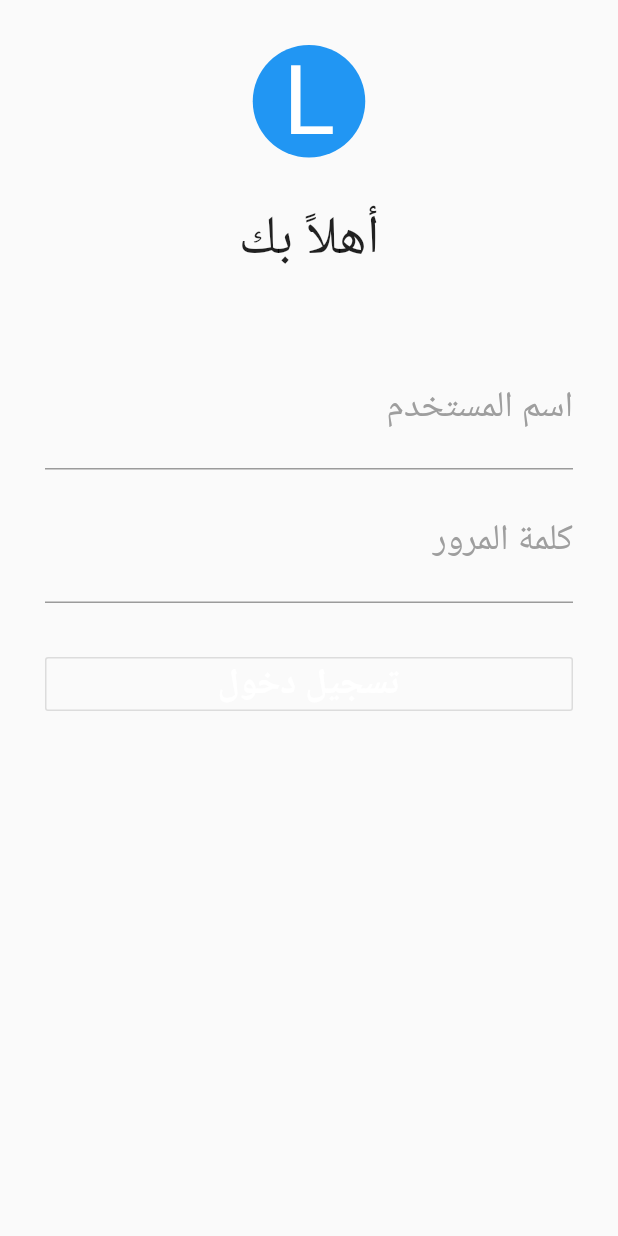
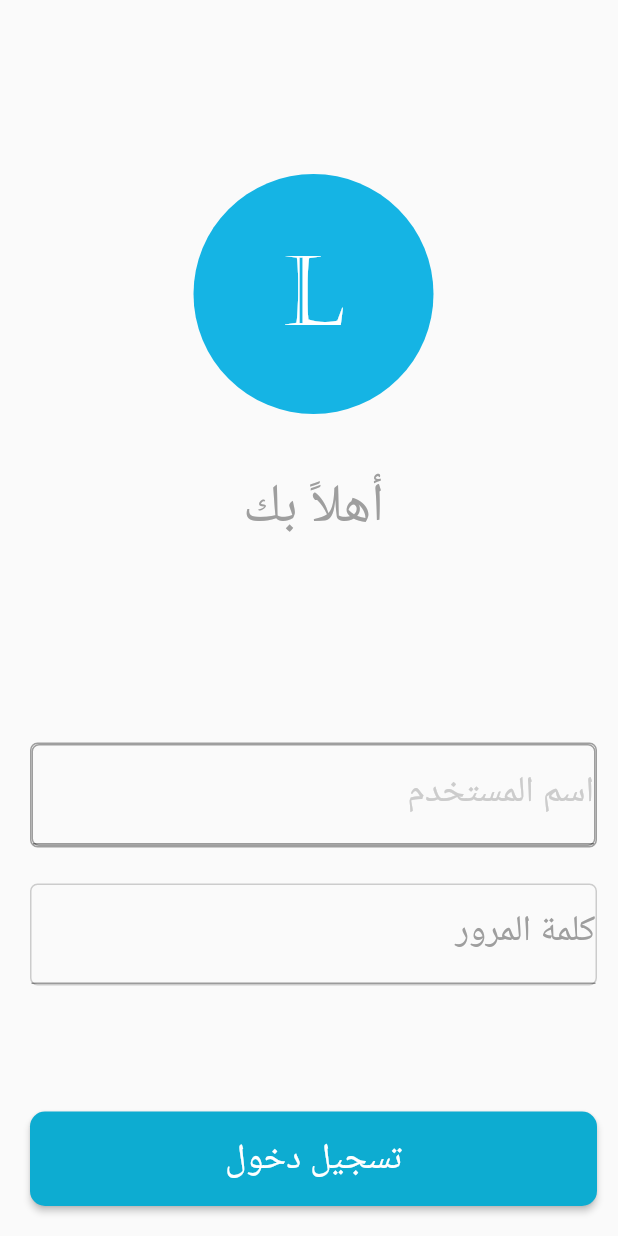
Before and after one commit to SuitlessStan/Leader, a Flutter app: the screen it shows after launch, on a phone screen of 412 x 824 dp. Run offline on Flutter 3.47's test engine with Material 2 defaults, Android fonts, the phone set to English and light mode, and no system bars; our stand-ins replace google_fonts; Roboto replaces fonts that are missing (Calibri); project files that could hold a hidden picture were left out.

Commit message:
Finished loginPage (Might add GestureDetector)

```diff
--- /dev/null
+++ b/lib/constans/constants.dart
@@ -0,0 +1,8 @@
+import 'package:flutter/material.dart';
+
+// Colors
+Color raisedButtonColor = const Color(0xFF0DACD1);
+Color logoColor = const Color(0xFF15B4E4);
+Color borderTextfieldColor = const Color(0xFFCCCCCC);
+
+// Class variables
--- a/lib/setup/login_screen.dart
+++ b/lib/setup/login_screen.dart
@@ -1,20 +1,39 @@
 import 'package:flutter/material.dart';
 import 'package:google_fonts/google_fonts.dart';
+import '../constans/constants.dart';
+import 'package:flutter/services.dart';
 
-class LoginScreen extends StatelessWidget {
+class LoginScreen extends StatefulWidget {
   const LoginScreen({Key key}) : super(key: key);
 
   @override
+  _LoginScreenState createState() => _LoginScreenState();
+}
+
+class _LoginScreenState extends State<LoginScreen> {
+  FocusNode _focusNode;
+  final TextFieldController = TextEditingController();
+  @override
   Widget build(BuildContext context) {
     return Scaffold(
-      body: Container(
-        margin: EdgeInsets.all(30),
+      body: SingleChildScrollView(
+        child: Container(
+          margin: EdgeInsets.only(
+            left: 20,
+            right: 14,
+            top: 116,
+            bottom: 115,
+          ),
+          child: Expanded(
             child: Column(
+              mainAxisSize: MainAxisSize.min,
               children: [
                 Container(
-                //Blue circle with L in middle
+                    //Blue circle with L in center
+                    height: 160,
+                    width: 160,
                     decoration: BoxDecoration(
-                  color: Colors.blue,
+                      color: logoColor,
                       shape: BoxShape.circle,
                     ),
                     child: Center(
@@ -25,70 +44,125 @@ class LoginScreen extends StatelessWidget {
                           color: Colors.white,
                           fontSize: 64,
                           fontFamily: 'Castellar',
+                          fontWeight: FontWeight.w400,
                         ),
                       ),
                     )),
                 SizedBox(
-              height: 30,
+                  height: 38,
                 ),
                 Text(
                   'أهلاً بك',
                   style: TextStyle(
                     fontSize: 36,
+                    color: Colors.grey[500],
                     fontFamily: 'Calibri',
+                    fontWeight: FontWeight.w400,
                   ),
                 ),
                 SizedBox(
-              height: 50,
+                  height: 132,
                 ),
                 Form(
+                  child: Column(children: [
+                    Container(
+                      decoration: BoxDecoration(
+                        border: Border.all(
+                          color: Colors.grey,
+                        ),
+                        borderRadius: BorderRadius.all(
+                          Radius.circular(5),
+                        ),
+                      ),
                       child: Container(
-                child: Column(
-                  children: [
-                    TextFormField(
+                        decoration: BoxDecoration(
+                          border: Border.all(
+                            color: Colors.grey,
+                          ),
+                          borderRadius: BorderRadius.all(
+                            Radius.circular(5),
+                          ),
+                        ),
+                        child: TextFormField(
                           decoration: InputDecoration(
                             //Label Properties
                             labelText: "اسم المستخدم",
                             labelStyle: TextStyle(
-                            color: Colors.grey,
+                              color: borderTextfieldColor,
                               fontSize: 24,
-                            fontFamily: 'Calibri'),
-                        //HintText Properties
-                        hintText: "إسم المستخدم",
-                        hintStyle: TextStyle(
-                            color: Colors.grey,
-                            fontSize: 24,
-                            fontFamily: 'Calibri'),
+                              fontFamily: 'Calibri',
+                              fontWeight: FontWeight.w400,
+                            ),
+                            // HintText Properties
+                            // hintText: "إسم المستخدم",
+                            // hintStyle: TextStyle(
+                            //   color: Colors.grey,
+                            //   fontSize: 24,
+                            //   fontFamily: 'Calibri',
+                            //   fontWeight: FontWeight.w400,
+                            // ),
+                          ),
+                          inputFormatters: [
+                            LengthLimitingTextInputFormatter(42),
+                          ],
+                        ),
                       ),
                     ),
                     SizedBox(
-                      height: 10,
+                      height: 24,
                     ),
-                    TextFormField(
+                    Container(
+                      decoration: BoxDecoration(
+                        border: Border.all(
+                          color: borderTextfieldColor,
+                        ),
+                        borderRadius: BorderRadius.all(
+                          Radius.circular(5),
+                        ),
+                      ),
+                      child: TextFormField(
                         decoration: InputDecoration(
-                        //Label Properties
+                          // Label Properties
                           labelText: "كلمة المرور",
                           labelStyle: TextStyle(
                             color: Colors.grey,
                             fontSize: 24,
-                            fontFamily: 'Calibri'),
-                        //HintText Properties
-                        hintText: "كلمة المرور",
-                        hintStyle: TextStyle(
-                            color: Colors.grey,
-                            fontSize: 24,
-                            fontFamily: 'Calibri'),
+                            fontFamily: 'Calibri',
+                            fontWeight: FontWeight.w400,
+                          ),
+                          // //HintText Properties
+                          // hintText: "كلمة المرور",
+                          // hintStyle: TextStyle(
+                          //   color: Colors.grey,
+                          //   fontSize: 24,
+                          //   fontFamily: 'Calibri',
+                          //   fontWeight: FontWeight.w400,
+                          // ),
+                          focusedBorder: OutlineInputBorder(
+                            borderSide: const BorderSide(
+                              color: Colors.white,
+                              width: 2.0,
+                            ),
+                            borderRadius: BorderRadius.circular(5),
+                          ),
+                        ),
+                        inputFormatters: [
+                          LengthLimitingTextInputFormatter(42),
+                        ],
                       ),
                     ),
                     SizedBox(
-                      height: 30,
+                      height: 84,
                     ),
-                    OutlineButton(
-                      //  button for secondary actions
-                      //  that are important but are not
-                      //  the primary action in an app
+                    ButtonTheme(
+                      minWidth: 380,
+                      height: 63,
+                      child: RaisedButton(
                         onPressed: () {},
-                      color: Colors.cyan[400],
+                        color: raisedButtonColor,
+                        shape: RoundedRectangleBorder(
+                          borderRadius: BorderRadius.circular(10.0),
+                        ),
                         child: Center(
                           child: Text(
                               //Login button text properties
@@ -97,14 +171,16 @@ class LoginScreen extends StatelessWidget {
                                 color: Colors.white,
                                 fontSize: 24,
                                 fontFamily: 'Calibri',
+                                fontWeight: FontWeight.w400,
                               )),
                         ),
-                    )
+                      ),
+                    ),
+                  ]),
+                ),
               ],
             ),
           ),
-            )
-          ],
         ),
       ),
     );
```
Also changed, not shown: pubspec.yaml (+4 -14 lines), fonts/CASTELAR.ttf (renamed from assets/fonts/CASTELAR.ttf), fonts/Calibri.TTF (renamed from assets/fonts/Calibri.TTF). Lines whose indentation alone changed are shown as unchanged.
